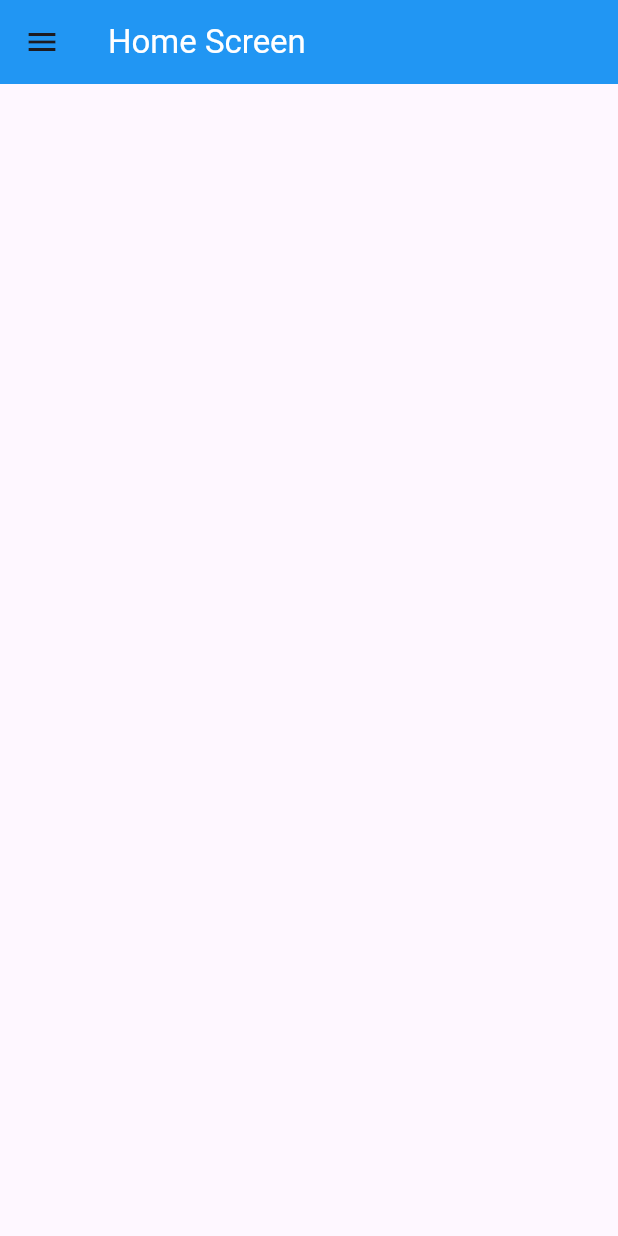
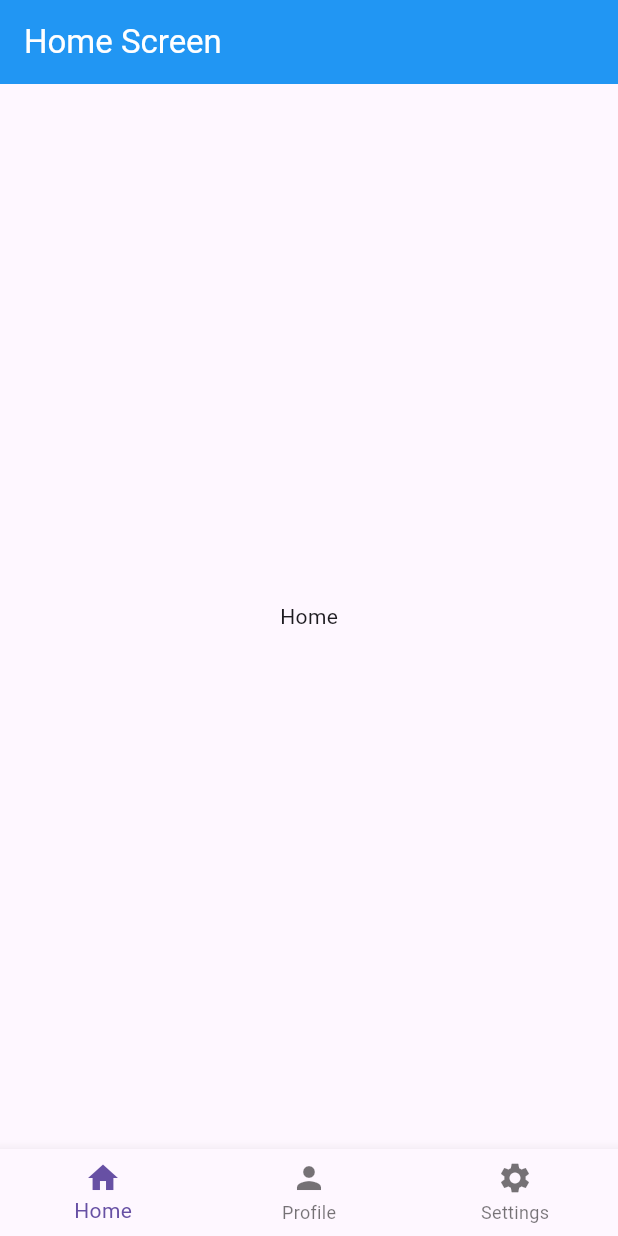
Before and after one commit to kaushalshakya/learning-flutter, a Flutter app: the screen it shows after launch, on a phone screen of 412 x 824 dp. Run offline on Flutter 3.47's test engine with Material 3 defaults, Android fonts, the phone set to English and light mode, and no system bars.

Commit message:
stateful widget and bottom navigation

```diff
--- a/lib/main.dart
+++ b/lib/main.dart
@@ -1,4 +1,4 @@
-// ignore_for_file: avoid_print
+// ignore_for_file: avoid_print, prefer_const_constructors
 
 import 'package:flutter/material.dart';
 import 'package:learning_flutter/screens/home_screen.dart';
@@ -6,7 +6,7 @@ import 'package:learning_flutter/screens/profile.dart';
 import 'package:learning_flutter/screens/settings.dart';
 
 void main() {
-  runApp(const MyApp());
+  runApp(MyApp());
 }
 
 class MyApp extends StatelessWidget {
@@ -17,10 +17,11 @@ class MyApp extends StatelessWidget {
   Widget build(BuildContext context) {
     return MaterialApp(
       debugShowCheckedModeBanner: false,
-      home: const Home(),
+      theme: ThemeData(primaryColor: Colors.blue),
+      home: Home(),
       routes: {
-        '/settings': (context) => const Settings(),
-        '/profile': (context) => const Profile()
+        '/settings': (context) => Settings(),
+        '/profile': (context) => Profile()
       },
     );
   }
--- a/lib/screens/home_screen.dart
+++ b/lib/screens/home_screen.dart
@@ -1,51 +1,49 @@
-// ignore_for_file: prefer_const_constructors
+// ignore_for_file: prefer_const_constructors, prefer_const_constructors_in_immutables, prefer_const_literals_to_create_immutables
 
 import 'package:flutter/material.dart';
+import 'package:learning_flutter/screens/profile.dart';
+import 'package:learning_flutter/screens/settings.dart';
 
-class Home extends StatelessWidget {
-  const Home({super.key});
+class Home extends StatefulWidget {
+  Home({super.key});
+
+  @override
+  State<Home> createState() => _HomeState();
+}
+
+class _HomeState extends State<Home> {
+  final List _screens = [
+    Center(
+      child: Text('Home'),
+    ),
+    Profile(),
+    Settings()
+  ];
+
+  int _selectedIndex = 0;
+
+  void navigateBottomBar(int index) {
+    setState(() {
+      _selectedIndex = index;
+    });
+  }
 
   @override
   Widget build(BuildContext context) {
     return Scaffold(
       appBar: AppBar(
-        title: const Text('Home Screen', style: TextStyle(color: Colors.white)),
+        title: Text('Home Screen', style: TextStyle(color: Colors.white)),
         backgroundColor: Colors.blue,
       ),
-      drawer: Drawer(
-        backgroundColor: Colors.deepPurple[100],
-        child: Column(
-          children: [
-            DrawerHeader(
-                child: Icon(
-              Icons.favorite,
-              size: 48,
-            )),
-            ListTile(
-              leading: Icon(Icons.home),
-              title: Text('H O M E'),
-              onTap: () {
-                Navigator.pop(context);
-                Navigator.pushNamed(context, '/');
-              },
-            ),
-            ListTile(
-              leading: Icon(Icons.person),
-              title: Text('P R O F I L E'),
-              onTap: () {
-                Navigator.pop(context);
-                Navigator.pushNamed(context, '/profile');
-              },
-            ),
-            ListTile(
-                leading: Icon(Icons.settings),
-                title: Text('S E T T I N G S'),
-                onTap: () {
-                  Navigator.pop(context);
-                  Navigator.pushNamed(context, '/settings');
-                }),
-          ],
-        ),
+      body: _screens[_selectedIndex],
+      bottomNavigationBar: BottomNavigationBar(
+        onTap: navigateBottomBar,
+        currentIndex: _selectedIndex,
+        items: [
+          BottomNavigationBarItem(icon: Icon(Icons.home), label: 'Home'),
+          BottomNavigationBarItem(icon: Icon(Icons.person), label: 'Profile'),
+          BottomNavigationBarItem(icon: Icon(Icons.settings), label: 'Settings')
+        ],
       ),
     );
   }
```
Also changed, not shown: lib/screens/profile.dart (+2 -5 lines), lib/screens/settings.dart (+2 -5 lines).
